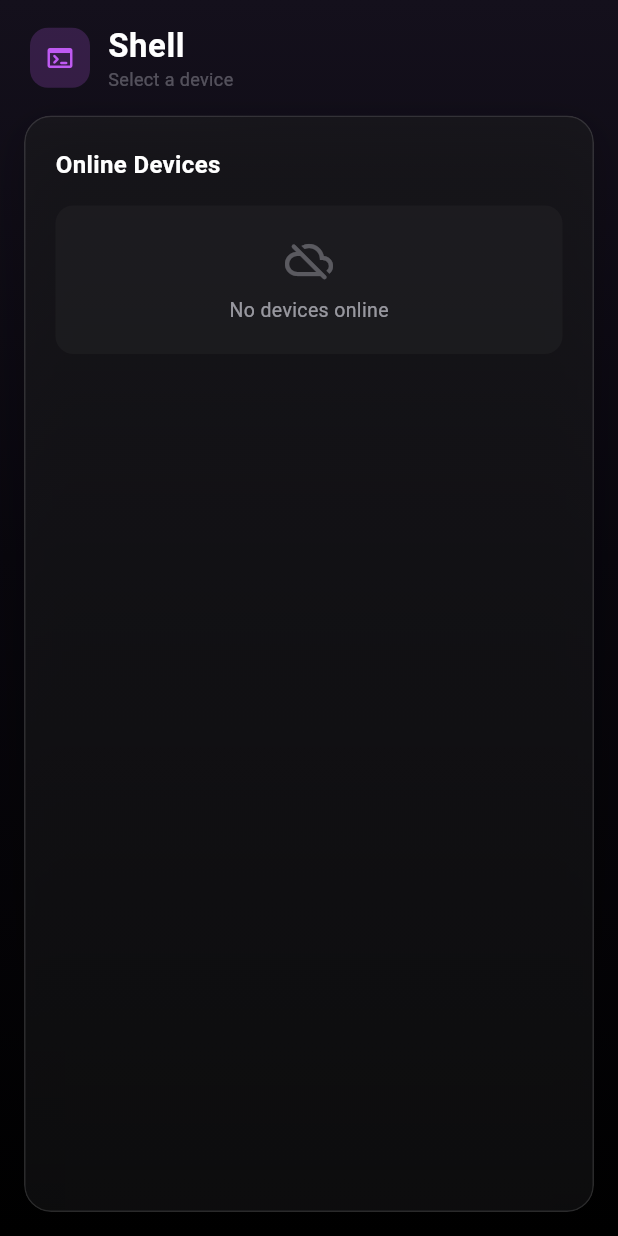
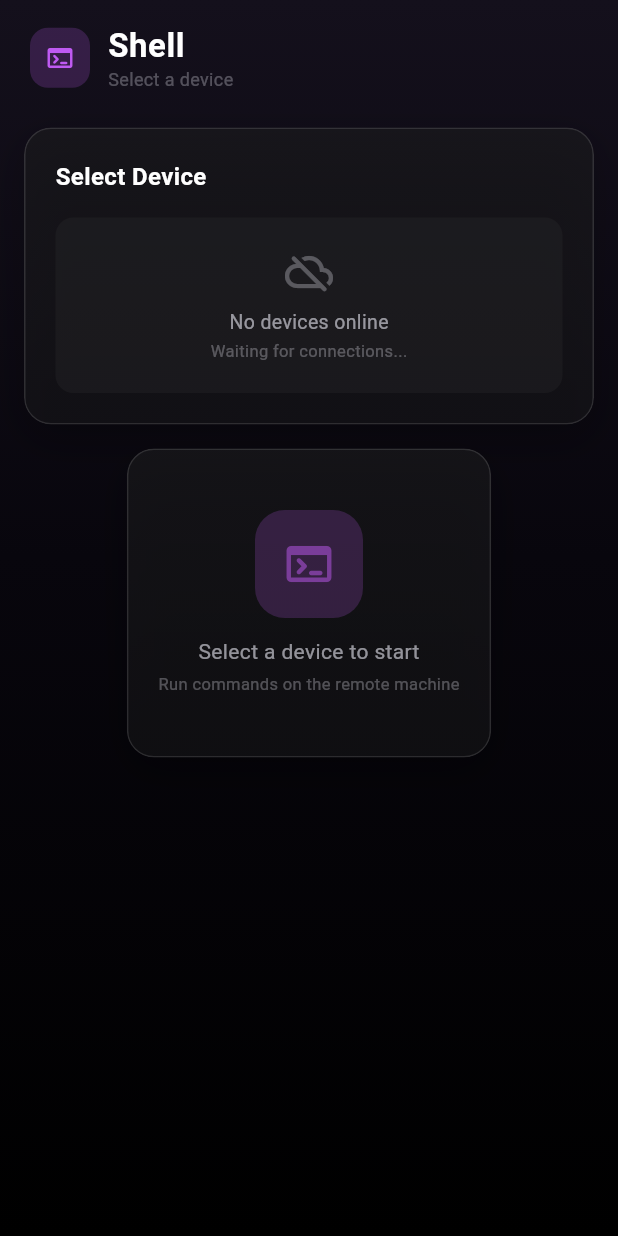
Before and after one commit to nffdev/Deskr, a Flutter app: the ShellScreen screen opened directly, on a phone screen of 412 x 824 dp. Run offline on Flutter 3.47's test engine with Material 3 defaults, Android fonts, the phone set to English and light mode, and no system bars; our stand-ins replace flutter_secure_storage, socket_io_client; accounts and stored records are empty; network calls fail; Roboto replaces fonts that are missing (SF Pro Display).

Commit message:
feat(app): updated shell screen to match remote control layout

```diff
--- a/app/lib/screens/shell_screen.dart
+++ b/app/lib/screens/shell_screen.dart
@@ -194,12 +194,15 @@ class _ShellScreenState extends State<ShellScreen> {
 
     return Padding(
       padding: const EdgeInsets.all(16),
-      child: GlassCard(
+      child: Column(
+        children: [
+          const SizedBox(height: 8),
+          GlassCard(
             child: Column(
               crossAxisAlignment: CrossAxisAlignment.start,
               mainAxisSize: MainAxisSize.min,
               children: [
-            const Text('Online Devices', style: TextStyle(color: Colors.white, fontSize: 16, fontWeight: FontWeight.w600)),
+                const Text('Select Device', style: TextStyle(color: Colors.white, fontSize: 16, fontWeight: FontWeight.w600)),
                 const SizedBox(height: 16),
                 if (onlineDevices.isEmpty)
                   Container(
@@ -214,6 +217,8 @@ class _ShellScreenState extends State<ShellScreen> {
                         Icon(Icons.cloud_off_rounded, color: AppColors.textMuted, size: 32),
                         SizedBox(height: 8),
                         Text('No devices online', style: TextStyle(color: AppColors.textSecondary, fontSize: 13)),
+                        SizedBox(height: 2),
+                        Text('Waiting for connections...', style: TextStyle(color: AppColors.textMuted, fontSize: 11)),
                       ],
                     ),
                   )
@@ -265,6 +270,29 @@ class _ShellScreenState extends State<ShellScreen> {
                   )),
               ],
             ),
+          ),
+          const SizedBox(height: 16),
+          GlassCard(
+            padding: const EdgeInsets.symmetric(vertical: 40, horizontal: 20),
+            child: Column(
+              children: [
+                Container(
+                  width: 72,
+                  height: 72,
+                  decoration: BoxDecoration(
+                    color: AppColors.purpleDim,
+                    borderRadius: BorderRadius.circular(20),
+                  ),
+                  child: Icon(Icons.terminal_rounded, color: AppColors.purpleLight.withValues(alpha: 0.5), size: 36),
+                ),
+                const SizedBox(height: 12),
+                const Text('Select a device to start', style: TextStyle(color: AppColors.textSecondary, fontSize: 14)),
+                const SizedBox(height: 4),
+                const Text('Run commands on the remote machine', style: TextStyle(color: AppColors.textMuted, fontSize: 11)),
+              ],
+            ),
+          ),
+        ],
       ),
     );
   }
```
Lines whose indentation alone changed are shown as unchanged.
